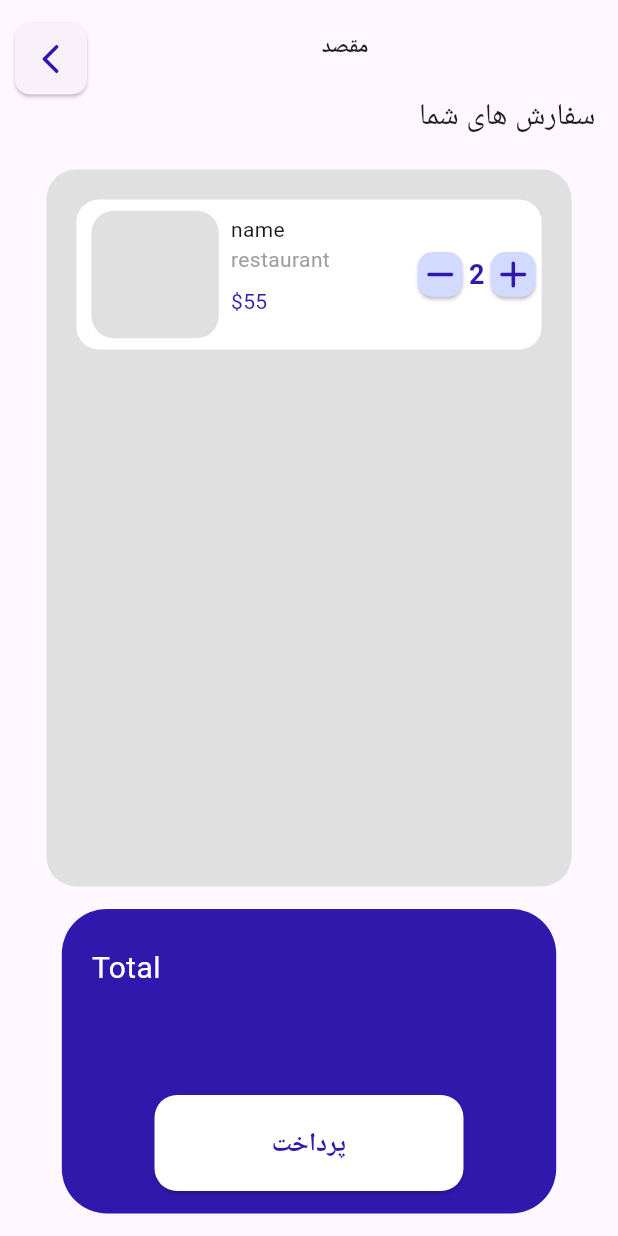
After one commit to avafrzmhr/Food_Delivery, a Flutter app: the screen it shows after launch, after a tap on an icon or button, on a phone screen of 412 x 824 dp. The commit adds this screen. Run offline on Flutter 3.47's test engine with Material 3 defaults, Android fonts, the phone set to English and light mode, and no system bars; our stand-ins replace bloc, dio, equatable, flutter_bloc, flutter_map, flutter_svg and 2 more.

Commit message:
shopping cart ui

```diff
--- a/lib/gen/assets.gen.dart
+++ b/lib/gen/assets.gen.dart
@@ -22,8 +22,12 @@ class $AssetsIconsGen {
   SvgGenImage get svgexport23 =>
       const SvgGenImage('assets/icons/svgexport-23.svg');
 
+  /// File path: assets/icons/svgexport-7.svg
+  SvgGenImage get svgexport7 =>
+      const SvgGenImage('assets/icons/svgexport-7.svg');
+
   /// List of all assets
-  List<SvgGenImage> get values => [svgexport17, svgexport23];
+  List<SvgGenImage> get values => [svgexport17, svgexport23, svgexport7];
 }
 
 class Assets {
--- a/lib/main.dart
+++ b/lib/main.dart
@@ -29,7 +29,7 @@ class MyApp extends StatelessWidget {
           colorScheme: ColorScheme.fromSeed(seedColor: Colors.deepPurple),
           useMaterial3: true,
         ),
-        home: AuthScreen(),
+        home: TabsScreen(),
       ),
     );
   }
--- a/lib/views/auth/verify_otp/verify_otp_screen.dart
+++ b/lib/views/auth/verify_otp/verify_otp_screen.dart
@@ -46,9 +46,9 @@ class _VerifyOTPScreenState extends State<VerifyOTPScreen> {
                 ),
                 Container(
                   alignment: AlignmentDirectional.topEnd,
-                  child: const Text(
-                    'کد تایید به شماره ۰۹۵۴۴۵۴ ارسال شد',
-                    style: TextStyle(
+                  child: Text(
+                    'کد تایید به شماره ${Providers.prefs.getString('phone_number')} ارسال شد',
+                    style: const TextStyle(
                       fontSize: 18,
                       color: Colors.grey,
                     ),
@@ -70,8 +70,8 @@ class _VerifyOTPScreenState extends State<VerifyOTPScreen> {
                       ),
                       decoration: BoxDecoration(
                         borderRadius: BorderRadius.circular(19),
-                        border:
-                            Border.all(color: Color.fromARGB(255, 48, 24, 172)),
+                        border: Border.all(
+                            color: const Color.fromARGB(255, 48, 24, 172)),
                       ),
                     ),
                     controller: pinController,
--- /dev/null
+++ b/lib/views/food_page/widgets/add_or_remove_widget.dart
@@ -0,0 +1,38 @@
+import 'package:flutter/material.dart';
+
+class AddOrRemoveWidget extends StatelessWidget {
+  const AddOrRemoveWidget({super.key});
+
+  @override
+  Widget build(BuildContext context) {
+    return Row(
+      mainAxisAlignment: MainAxisAlignment.spaceAround,
+      children: [
+        Card(
+          shape: const CircleBorder(),
+          color: Colors.grey.withOpacity(0.7),
+          child: const Icon(
+            Icons.remove_rounded,
+            size: 30,
+          ),
+        ),
+        const Text(
+          '2',
+          style: TextStyle(
+            color: Colors.white,
+            fontWeight: FontWeight.bold,
+            fontSize: 16,
+          ),
+        ),
+        Card(
+          shape: const CircleBorder(),
+          color: Colors.grey.withOpacity(0.7),
+          child: const Icon(
+            Icons.add_rounded,
+            size: 30,
+          ),
+        )
+      ],
+    );
+  }
+}
--- a/lib/views/food_page/widgets/bottom_add_cart_widget.dart
+++ b/lib/views/food_page/widgets/bottom_add_cart_widget.dart
@@ -1,4 +1,5 @@
 import 'package:flutter/material.dart';
+import 'package:food_delivery/views/food_page/widgets/add_or_remove_widget.dart';
 
 class BottomAddCardWidget extends StatefulWidget {
   final BoxConstraints constraints;
@@ -42,35 +43,7 @@ class _BottomAddCardWidgetState extends State<BottomAddCardWidget> {
                       borderRadius: BorderRadius.circular(40),
                       color: const Color.fromARGB(255, 0, 7, 25),
                     ),
-                    child: Row(
-                      mainAxisAlignment: MainAxisAlignment.spaceAround,
-                      children: [
-                        Card(
-                          shape: const CircleBorder(),
-                          color: Colors.grey.withOpacity(0.7),
-                          child: const Icon(
-                            Icons.remove_rounded,
-                            size: 30,
-                          ),
-                        ),
-                        const Text(
-                          '2',
-                          style: TextStyle(
-                            color: Colors.white,
-                            fontWeight: FontWeight.bold,
-                            fontSize: 16,
-                          ),
-                        ),
-                        Card(
-                          shape: const CircleBorder(),
-                          color: Colors.grey.withOpacity(0.7),
-                          child: const Icon(
-                            Icons.add_rounded,
-                            size: 30,
-                          ),
-                        )
-                      ],
-                    ),
+                    child: AddOrRemoveWidget(),
                   ),
                 ],
               ),
--- a/lib/views/home/home_screen.dart
+++ b/lib/views/home/home_screen.dart
@@ -19,7 +19,17 @@ class _HomeScreenState extends State<HomeScreen> {
         children: [
           TopBarWidget(constraints),
           SearchBarWidget(constraints),
-          CategoryContainerWidget(constraints),
+          Padding(
+            padding: EdgeInsets.only(top: constraints.maxHeight * 0.05),
+            child: Row(
+              mainAxisAlignment: MainAxisAlignment.spaceEvenly,
+              children: [
+                CategoryContainerWidget(constraints, text: 'سوپرمارکت'),
+                CategoryContainerWidget(constraints, text: 'کافه'),
+                CategoryContainerWidget(constraints, text: 'رستوران'),
+              ],
+            ),
+          ),
           const SizedBox(
             height: 40,
           ),
--- a/lib/views/home/widgets/category_container_widget.dart
+++ b/lib/views/home/widgets/category_container_widget.dart
@@ -2,8 +2,10 @@ import 'package:flutter/material.dart';
 import 'package:food_delivery/views/category_shops/category_shops_screen.dart';
 
 class CategoryContainerWidget extends StatefulWidget {
+  final String text;
   final BoxConstraints constraints;
-  const CategoryContainerWidget(this.constraints, {super.key});
+  const CategoryContainerWidget(this.constraints,
+      {super.key, required this.text});
 
   @override
   State<CategoryContainerWidget> createState() =>
@@ -13,46 +15,51 @@ class CategoryContainerWidget extends StatefulWidget {
 class _CategoryContainerWidgetState extends State<CategoryContainerWidget> {
   @override
   Widget build(BuildContext context) {
-    return Container(
-      margin: const EdgeInsets.only(left: 15, right: 15, top: 35),
-      width: widget.constraints.maxWidth,
-      height: widget.constraints.maxHeight * 0.22,
-      decoration: BoxDecoration(
-        borderRadius: BorderRadius.circular(15),
-        color: const Color.fromRGBO(48, 24, 172, 1),
-      ),
-      child: Row(
-        mainAxisAlignment: MainAxisAlignment.spaceEvenly,
-        children: [
-          GestureDetector(
+    return GestureDetector(
       onTap: () {
         Navigator.push(context, MaterialPageRoute(builder: (context) {
           return const CategoryShopsScreen();
         }));
       },
-            child: Container(
-              width: widget.constraints.maxWidth * 0.28,
-              height: widget.constraints.maxHeight * 0.18,
+      child: Column(
+        children: [
+          Stack(
+            alignment: AlignmentDirectional.center,
+            children: [
+              Container(
+                width: 150,
+                height: 150,
                 decoration: BoxDecoration(
                   color: Colors.white,
-                borderRadius: BorderRadius.circular(15),
+                  boxShadow: [
+                    BoxShadow(
+                      color: Colors.grey.withOpacity(0.4),
+                      spreadRadius: 3,
+                      blurRadius: 7,
+                      offset: const Offset(0, 3),
                     ),
-            ),
-          ),
-          Container(
-            width: widget.constraints.maxWidth * 0.28,
-            height: widget.constraints.maxHeight * 0.18,
-            decoration: BoxDecoration(
-              color: Colors.white,
+                  ],
                   borderRadius: BorderRadius.circular(15),
                 ),
               ),
               Container(
-            width: widget.constraints.maxWidth * 0.28,
-            height: widget.constraints.maxHeight * 0.18,
+                width: 130,
+                height: 130,
                 decoration: BoxDecoration(
-              color: Colors.white,
+                  color: Colors.grey,
                   borderRadius: BorderRadius.circular(15),
+                ),
+              ),
+            ],
+          ),
+          const SizedBox(
+            height: 12,
+          ),
+          Text(
+            widget.text,
+            style: const TextStyle(
+              fontWeight: FontWeight.bold,
+              fontSize: 18,
             ),
           ),
         ],
--- a/lib/views/home/widgets/top_bar_widget.dart
+++ b/lib/views/home/widgets/top_bar_widget.dart
@@ -1,6 +1,7 @@
 import 'package:flutter/material.dart';
 import 'package:food_delivery/gen/assets.gen.dart';
 import 'package:food_delivery/views/home/location_screen.dart';
+import 'package:food_delivery/views/shopping_cart/shopping_cart_screen.dart';
 
 class TopBarWidget extends StatelessWidget {
   final BoxConstraints constraints;
@@ -21,7 +22,14 @@ class TopBarWidget extends StatelessWidget {
               ),
               height: 40,
               width: 40,
-              child: Assets.icons.svgexport17.svg(),
+              child: IconButton(
+                icon: Assets.icons.svgexport7.svg(),
+                onPressed: () {
+                  Navigator.push(context, MaterialPageRoute(builder: (context) {
+                    return ShoppingCartScreen();
+                  }));
+                },
+              ),
             ),
             const SizedBox(
               width: 25,
--- /dev/null
+++ b/lib/views/shopping_cart/shopping_cart_screen.dart
@@ -0,0 +1,206 @@
+import 'package:flutter/cupertino.dart';
+import 'package:flutter/material.dart';
+import 'package:flutter/widgets.dart';
+import 'package:food_delivery/views/food_page/widgets/add_or_remove_widget.dart';
+
+class ShoppingCartScreen extends StatefulWidget {
+  const ShoppingCartScreen({super.key});
+
+  @override
+  State<ShoppingCartScreen> createState() => _ShoppingCartScreenState();
+}
+
+class _ShoppingCartScreenState extends State<ShoppingCartScreen> {
+  @override
+  Widget build(BuildContext context) {
+    return Scaffold(
+      body: LayoutBuilder(
+        builder: (context, constraints) {
+          return Column(
+            children: [
+              Row(
+                children: [
+                  Card(
+                    margin: const EdgeInsets.only(top: 15, left: 10),
+                    shape: RoundedRectangleBorder(
+                        borderRadius: BorderRadius.circular(10)),
+                    child: IconButton(
+                      onPressed: () => Navigator.of(context).pop(true),
+                      icon: const Icon(
+                        Icons.arrow_back_ios_rounded,
+                        color: Color.fromRGBO(48, 24, 172, 1),
+                      ),
+                    ),
+                  ),
+                  SizedBox(
+                    width: constraints.maxWidth * 0.38,
+                  ),
+                  const Text(
+                    'مقصد',
+                    style: TextStyle(
+                      fontWeight: FontWeight.bold,
+                    ),
+                  ),
+                ],
+              ),
+              Container(
+                alignment: Alignment.topRight,
+                padding: const EdgeInsets.only(right: 15),
+                child: const Text(
+                  'سفارش های شما',
+                  style: TextStyle(fontSize: 20),
+                ),
+              ),
+              Container(
+                margin: const EdgeInsets.only(top: 20),
+                width: constraints.maxWidth * 0.85,
+                height: constraints.maxHeight * 0.58,
+                decoration: BoxDecoration(
+                  color: Colors.grey[300],
+                  borderRadius: BorderRadius.circular(20),
+                ),
+                child: ListView(
+                  children: [
+                    Container(
+                      margin: const EdgeInsets.all(20),
+                      height: 100,
+                      decoration: BoxDecoration(
+                        color: Colors.white,
+                        borderRadius: BorderRadius.circular(15),
+                      ),
+                      child: Row(
+                        children: [
+                          Container(
+                            margin: const EdgeInsets.only(left: 10),
+                            width: 85,
+                            height: 85,
+                            decoration: BoxDecoration(
+                              color: Colors.grey[300],
+                              borderRadius: BorderRadius.circular(15),
+                            ),
+                          ),
+                          const SizedBox(
+                            width: 8,
+                          ),
+                          Column(
+                            crossAxisAlignment: CrossAxisAlignment.start,
+                            children: [
+                              Container(
+                                padding: const EdgeInsets.only(top: 10),
+                                child: const Text('name'),
+                              ),
+                              const Text(
+                                'restaurant',
+                                style: TextStyle(color: Colors.grey),
+                              ),
+                              Container(
+                                padding: const EdgeInsets.only(top: 8),
+                                child: const Text(
+                                  '\$55',
+                                  style: TextStyle(
+                                    color: Color.fromRGBO(48, 24, 172, 1),
+                                  ),
+                                ),
+                              ),
+                            ],
+                          ),
+                          // SizedBox(
+                          //   width: constraints.maxWidth * 0.2,
+                          // ),
+                          const Spacer(),
+                          Row(
+                            mainAxisAlignment: MainAxisAlignment.start,
+                            children: [
+                              Card(
+                                shape: RoundedRectangleBorder(
+                                    borderRadius: BorderRadius.circular(10)),
+                                color: const Color.fromARGB(255, 211, 218, 255),
+                                child: const Icon(
+                                  Icons.remove_rounded,
+                                  size: 30,
+                                  color: Color.fromRGBO(48, 24, 172, 1),
+                                ),
+                              ),
+                              const Text(
+                                '2',
+                                style: TextStyle(
+                                  color: Color.fromRGBO(48, 24, 172, 1),
+                                  fontWeight: FontWeight.bold,
+                                  fontSize: 18,
+                                ),
+                              ),
+                              Card(
+                                shape: RoundedRectangleBorder(
+                                    borderRadius: BorderRadius.circular(10)),
+                                color: const Color.fromARGB(255, 211, 218, 255),
+                                child: const Icon(
+                                  Icons.add_rounded,
+                                  size: 30,
+                                  color: Color.fromRGBO(48, 24, 172, 1),
+                                ),
+                              )
+                            ],
+                          ),
+                        ],
+                      ),
+                    ),
+                  ],
+                ),
+              ),
+              Expanded(
+                child: Container(
+                  width: constraints.maxWidth * 0.8,
+                  margin: const EdgeInsets.symmetric(vertical: 15),
+                  decoration: BoxDecoration(
+                    color: const Color.fromRGBO(48, 24, 172, 1),
+                    borderRadius: BorderRadius.circular(30),
+                  ),
+                  child: Column(
+                    crossAxisAlignment: CrossAxisAlignment.start,
+                    children: [
+                      Container(
+                        padding: const EdgeInsets.only(left: 20, top: 25),
+                        child: const Text(
+                          'Total',
+                          style: TextStyle(
+                            color: Colors.white,
+                            fontSize: 20,
+                          ),
+                        ),
+                      ),
+                      const Spacer(),
+                      Center(
+                        child: Container(
+                          width: constraints.maxWidth * 0.5,
+                          padding: const EdgeInsets.only(bottom: 15),
+                          child: ElevatedButton(
+                            style: ElevatedButton.styleFrom(
+                              backgroundColor: Colors.white,
+                              padding: const EdgeInsets.symmetric(vertical: 20),
+                              shape: RoundedRectangleBorder(
+                                borderRadius: BorderRadius.circular(15),
+                              ),
+                            ),
+                            onPressed: () {},
+                            child: const Text(
+                              'پرداخت',
+                              style: TextStyle(
+                                color: Color.fromRGBO(48, 24, 172, 1),
+                                fontWeight: FontWeight.bold,
+                                fontSize: 17,
+                              ),
+                            ),
+                          ),
+                        ),
+                      )
+                    ],
+                  ),
+                ),
+              ),
+            ],
+          );
+        },
+      ),
+    );
+  }
+}
```
Also changed, not shown: assets/icons/svgexport-7.svg (added). Lines whose indentation alone changed are shown as unchanged.
